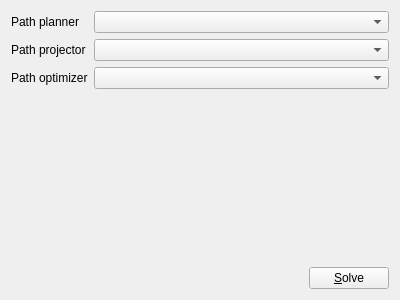
The window that plugins/hppwidgetsplugin/solverwidget.ui (humanoid-path-planner/hpp-gui) describes before a commit, drawn with Qt 5.
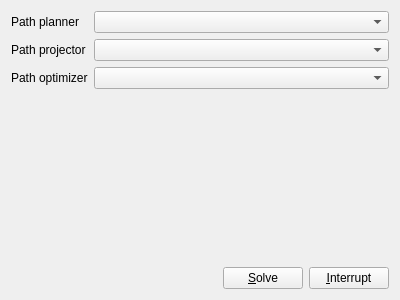
The same window after the commit. Icons and pictures are not drawn.

Commit message: Add button to interrupt solve method.

Patch:
```diff
--- a/plugins/hppwidgetsplugin/solverwidget.ui
+++ b/plugins/hppwidgetsplugin/solverwidget.ui
@@ -74,6 +74,16 @@
        </property>
       </widget>
      </item>
+     <item>
+      <widget class="QPushButton" name="pushButtonInterrupt">
+       <property name="enabled">
+        <bool>true</bool>
+       </property>
+       <property name="text">
+        <string>&amp;Interrupt</string>
+       </property>
+      </widget>
+     </item>
     </layout>
    </item>
   </layout>
```
Left out of the diff: 3 changed lines with no effect on the pictures. The commit also changes 2 other files.
